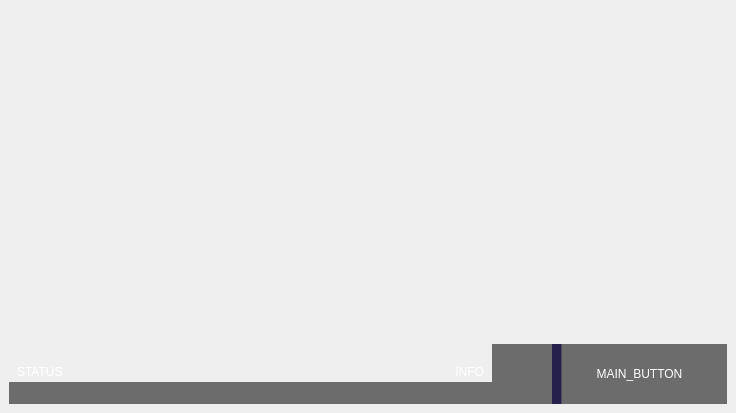
Qt form src/qt/mainwindow.ui (Jan200101/OFQT) before a commit.
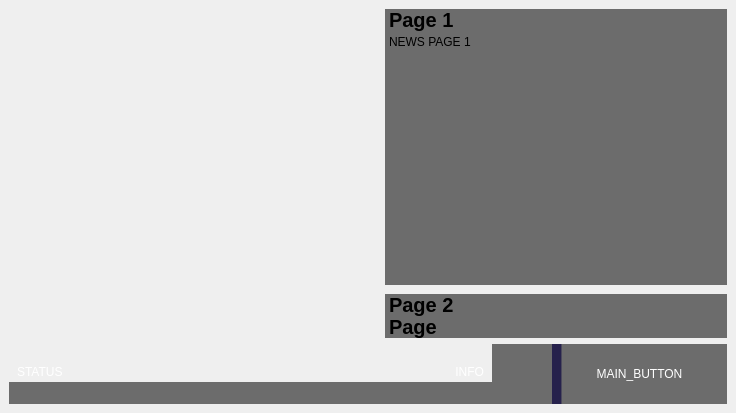
The same form after that commit. Icons and pictures are not drawn.

Commit message: rss stash: 55c37a7c21ec98fdbfcb8e8fc2b1bb7e6c1f99a7

Diff of the .ui file:
```diff
--- a/src/qt/mainwindow.ui
+++ b/src/qt/mainwindow.ui
@@ -49,7 +49,10 @@
 }</string>
           </property>
           <property name="text">
-           <string>&lt;html&gt;&lt;head/&gt;&lt;body&gt;&lt;p&gt;&lt;img width=&quot;300&quot; src=&quot;:/icon/assets/logo.png&quot;/&gt;&lt;/p&gt;&lt;/body&gt;&lt;/html&gt;</string>
+           <string/>
+          </property>
+          <property name="pixmap">
+           <pixmap resource="assets.qrc">:/icon/assets/logo.png</pixmap>
           </property>
          </widget>
         </item>
@@ -84,82 +87,173 @@
       <item>
        <layout class="QVBoxLayout" name="layoutRight">
         <item>
-         <layout class="QHBoxLayout" name="layoutSocial">
-          <property name="leftMargin">
-           <number>6</number>
+         <widget class="QToolBox" name="toolBox">
+          <property name="layoutDirection">
+           <enum>Qt::LeftToRight</enum>
           </property>
-          <property name="topMargin">
-           <number>6</number>
+          <property name="styleSheet">
+           <string notr="true">QToolBox::tab {
+	background-color: rgba(0, 0, 0, 140);
+	font: bold 15pt;
+}
+
+QWidget {
+	background-color: rgba(255, 255, 255, 0);
+}
+
+QPlainTextEdit {
+	background-color: rgba(0, 0, 0, 140);
+}</string>
           </property>
-          <property name="rightMargin">
-           <number>6</number>
+          <property name="currentIndex">
+           <number>0</number>
           </property>
-          <item>
-           <widget class="QPushButton" name="buttonWebsite">
-            <property name="sizePolicy">
-             <sizepolicy hsizetype="Fixed" vsizetype="Fixed">
-              <horstretch>0</horstretch>
-              <verstretch>0</verstretch>
-             </sizepolicy>
+          <property name="tabSpacing">
+           <number>0</number>
+          </property>
+          <widget class="QWidget" name="page">
+           <property name="geometry">
+            <rect>
+             <x>0</x>
+             <y>0</y>
+             <width>268</width>
+             <height>250</height>
+            </rect>
+           </property>
+           <attribute name="label">
+            <string>Page 1</string>
+           </attribute>
+           <layout class="QVBoxLayout" name="verticalLayout_2">
+            <property name="spacing">
+             <number>0</number>
             </property>
-            <property name="minimumSize">
-             <size>
-              <width>45</width>
-              <height>45</height>
-             </size>
+            <property name="leftMargin">
+             <number>0</number>
             </property>
-            <property name="styleSheet">
-             <string notr="true">QPushButton {
-    image: url(:/icon/assets/globe.png);
-    background-color: rgba(0, 0, 0, 0);
-    border: 0;
-}</string>
+            <property name="topMargin">
+             <number>0</number>
             </property>
-            <property name="text">
-             <string/>
+            <property name="rightMargin">
+             <number>0</number>
             </property>
-           </widget>
-          </item>
-          <item>
-           <widget class="QPushButton" name="buttonDiscord">
-            <property name="sizePolicy">
-             <sizepolicy hsizetype="Fixed" vsizetype="Fixed">
-              <horstretch>0</horstretch>
-              <verstretch>0</verstretch>
-             </sizepolicy>
+            <item>
+             <widget class="QPlainTextEdit" name="plainTextEdit">
+              <property name="sizePolicy">
+               <sizepolicy hsizetype="Preferred" vsizetype="Preferred">
+                <horstretch>0</horstretch>
+                <verstretch>0</verstretch>
+               </sizepolicy>
+              </property>
+              <property name="frameShape">
+               <enum>QFrame::NoFrame</enum>
+              </property>
+              <property name="frameShadow">
+               <enum>QFrame::Plain</enum>
+              </property>
+              <property name="readOnly">
+               <bool>true</bool>
+              </property>
+              <property name="plainText">
+               <string>NEWS PAGE 1
+</string>
+              </property>
+             </widget>
+            </item>
+           </layout>
+          </widget>
+          <widget class="QWidget" name="page_2">
+           <property name="geometry">
+            <rect>
+             <x>0</x>
+             <y>0</y>
+             <width>268</width>
+             <height>250</height>
+            </rect>
+           </property>
+           <attribute name="label">
+            <string>Page 2</string>
+           </attribute>
+           <layout class="QVBoxLayout" name="verticalLayout_3">
+            <property name="spacing">
+             <number>0</number>
             </property>
-            <property name="minimumSize">
-             <size>
-              <width>45</width>
-              <height>45</height>
-             </size>
+            <property name="leftMargin">
+             <number>0</number>
             </property>
-            <property name="styleSheet">
-             <string notr="true">QPushButton {
-    image: url(:/icon/assets/discord.png);
-    background-color: rgba(0, 0, 0, 0);
-    border: 0;
-}</string>
+            <property name="topMargin">
+             <number>0</number>
             </property>
-            <property name="text">
-             <string/>
+            <property name="rightMargin">
+             <number>0</number>
             </property>
-           </widget>
-          </item>
-         </layout>
-        </item>
-        <item>
-         <spacer name="verticalSpacer_2">
-          <property name="orientation">
-           <enum>Qt::Vertical</enum>
-          </property>
-          <property name="sizeHint" stdset="0">
-           <size>
-            <width>20</width>
-            <height>40</height>
-           </size>
-          </property>
-         </spacer>
+            <item>
+             <widget class="QPlainTextEdit" name="plainTextEdit_2">
+              <property name="sizePolicy">
+               <sizepolicy hsizetype="Preferred" vsizetype="Preferred">
+                <horstretch>0</horstretch>
+                <verstretch>0</verstretch>
+               </sizepolicy>
+              </property>
+              <property name="frameShape">
+               <enum>QFrame::NoFrame</enum>
+              </property>
+              <property name="frameShadow">
+               <enum>QFrame::Plain</enum>
+              </property>
+              <property name="readOnly">
+               <bool>true</bool>
+              </property>
+              <property name="plainText">
+               <string>NEWS PAGE 1
+</string>
+              </property>
+             </widget>
+            </item>
+           </layout>
+          </widget>
+          <widget class="QWidget" name="page_3">
+           <attribute name="label">
+            <string>Page</string>
+           </attribute>
+           <layout class="QVBoxLayout" name="verticalLayout_4">
+            <property name="spacing">
+             <number>0</number>
+            </property>
+            <property name="leftMargin">
+             <number>0</number>
+            </property>
+            <property name="topMargin">
+             <number>0</number>
+            </property>
+            <property name="rightMargin">
+             <number>0</number>
+            </property>
+            <item>
+             <widget class="QPlainTextEdit" name="plainTextEdit_3">
+              <property name="sizePolicy">
+               <sizepolicy hsizetype="Preferred" vsizetype="Preferred">
+                <horstretch>0</horstretch>
+                <verstretch>0</verstretch>
+               </sizepolicy>
+              </property>
+              <property name="frameShape">
+               <enum>QFrame::NoFrame</enum>
+              </property>
+              <property name="frameShadow">
+               <enum>QFrame::Plain</enum>
+              </property>
+              <property name="readOnly">
+               <bool>true</bool>
+              </property>
+              <property name="plainText">
+               <string>NEWS PAGE 1
+</string>
+              </property>
+             </widget>
+            </item>
+           </layout>
+          </widget>
+         </widget>
         </item>
        </layout>
       </item>
```
Left out of the diff: 1 changed line with no effect on the pictures. The commit also changes 2 other files.
